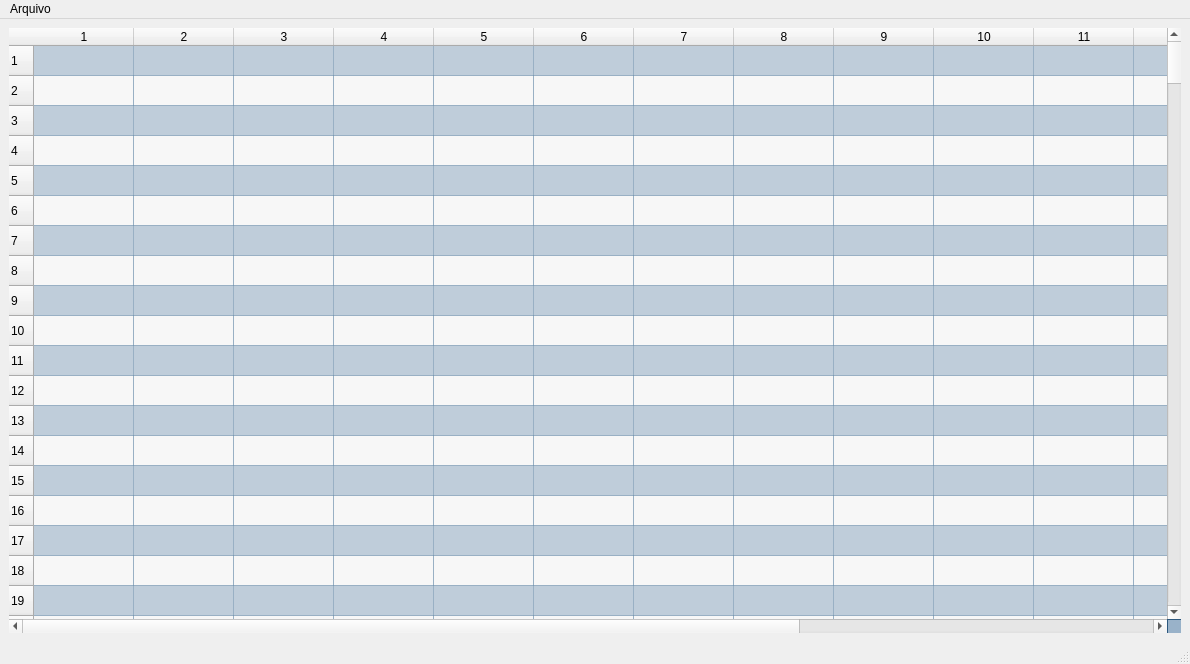
First picture: the form in src/GUI/MemoriaDados.ui, repository JoaoVitorBranco/BIPy, before the edit.
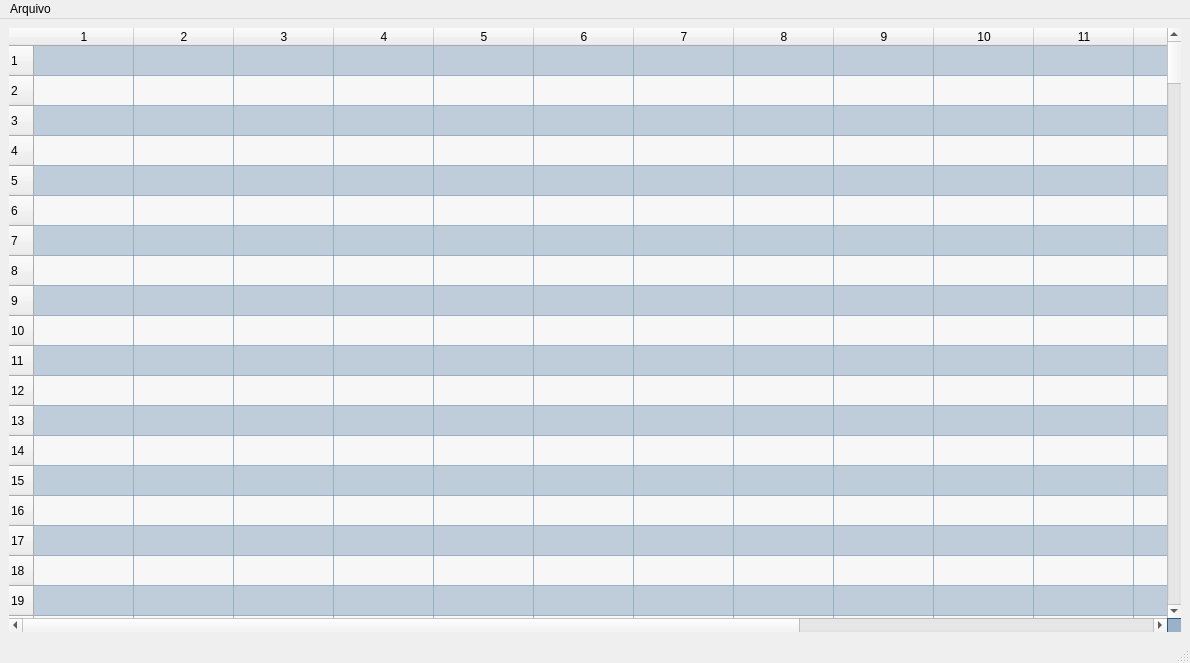
Second picture: the form after the edit.

Diff of the .ui file:
```diff
--- a/src/GUI/MemoriaDados.ui
+++ b/src/GUI/MemoriaDados.ui
@@ -7,7 +7,7 @@
     <x>0</x>
     <y>0</y>
     <width>1190</width>
-    <height>664</height>
+    <height>663</height>
    </rect>
   </property>
   <property name="minimumSize">
```
Left out of the diff: 9 changed lines with no effect on the pictures.
